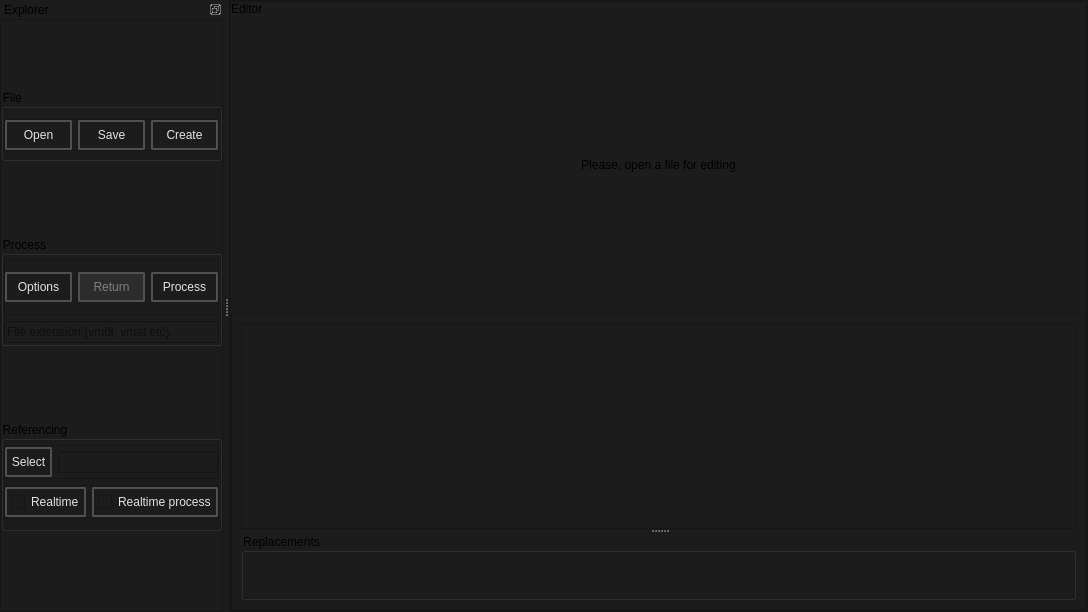
The window that src/batch_creator/main.ui (dertwist/Hammer5Tools) describes before a commit, drawn with Qt 5.
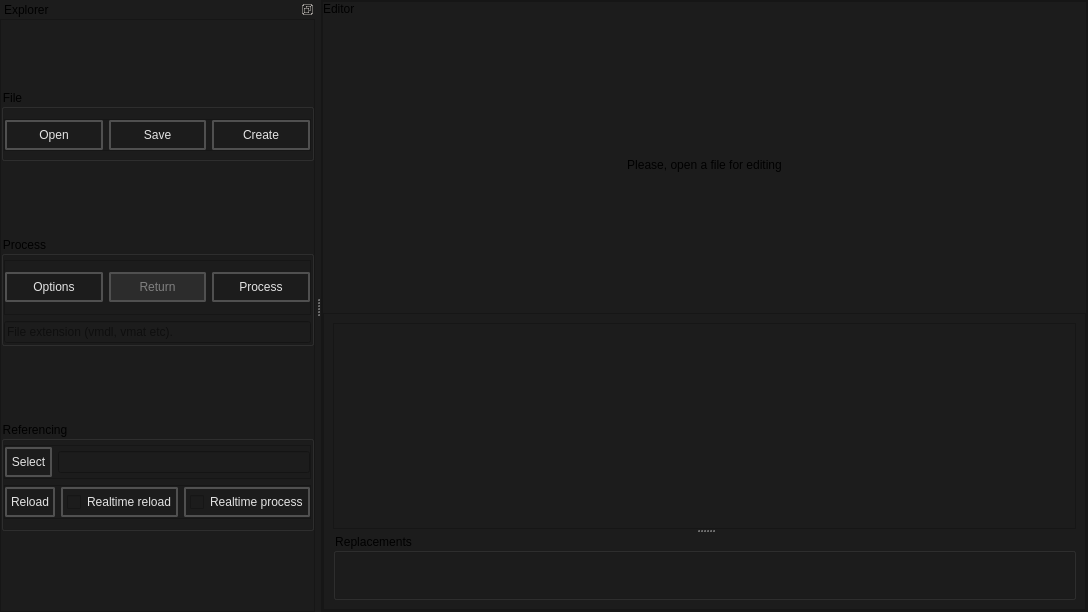
The same window after the commit. Icons and pictures are not drawn.

The edit to the form file:
```diff
--- a/src/batch_creator/main.ui
+++ b/src/batch_creator/main.ui
@@ -818,7 +818,70 @@
                <number>0</number>
               </property>
               <item>
-               <widget class="QCheckBox" name="checkBox">
+               <widget class="QPushButton" name="reference_reload_button">
+                <property name="minimumSize">
+                 <size>
+                  <width>0</width>
+                  <height>18</height>
+                 </size>
+                </property>
+                <property name="toolTip">
+                 <string>&lt;html&gt;&lt;head/&gt;&lt;body&gt;&lt;p&gt;Reloads referenced file content&lt;/p&gt;&lt;/body&gt;&lt;/html&gt;</string>
+                </property>
+                <property name="styleSheet">
+                 <string notr="true">    QPushButton {
+
+        font: 580 9pt &quot;Segoe UI&quot;;
+	
+
+        border: 2px solid black;
+        border-radius: 2px;
+        border-color: rgba(80, 80, 80, 255);
+        height:22px;
+        padding-top: 2px;
+        padding-bottom:2px;
+        padding-left: 4px;
+        padding-right: 4px;
+        color: #E3E3E3;
+        background-color: #1C1C1C;
+    }
+    QPushButton:hover {
+        background-color: #414956;
+        color: white;
+    }
+    QPushButton:pressed {
+        background-color: red;
+        background-color: #1C1C1C;
+        margin: 1 px;
+        margin-left: 2px;
+        margin-right: 2px;
+
+    }
+QPushButton:disabled {
+color: gray;
+ background-color: #2C2C2C;
+}</string>
+                </property>
+                <property name="text">
+                 <string>Reload</string>
+                </property>
+                <property name="icon">
+                 <iconset resource="../resources.qrc">
+                  <normaloff>:/icons/sync_24dp_9D9D9D_FILL0_wght400_GRAD0_opsz24.svg</normaloff>:/icons/sync_24dp_9D9D9D_FILL0_wght400_GRAD0_opsz24.svg</iconset>
+                </property>
+                <property name="iconSize">
+                 <size>
+                  <width>20</width>
+                  <height>20</height>
+                 </size>
+                </property>
+               </widget>
+              </item>
+              <item>
+               <widget class="QCheckBox" name="reference_realtime_reload_checkBox">
+                <property name="toolTip">
+                 <string>&lt;html&gt;&lt;head/&gt;&lt;body&gt;&lt;p&gt;Always releads referenced file&lt;/p&gt;&lt;/body&gt;&lt;/html&gt;</string>
+                </property>
                 <property name="styleSheet">
                  <string notr="true">QCheckBox {
 
@@ -849,7 +912,7 @@
 }</string>
                 </property>
                 <property name="text">
-                 <string>Realtime</string>
+                 <string>Realtime reload</string>
                 </property>
                </widget>
               </item>
```
Left out of the diff: 30 changed lines with no effect on the pictures.
